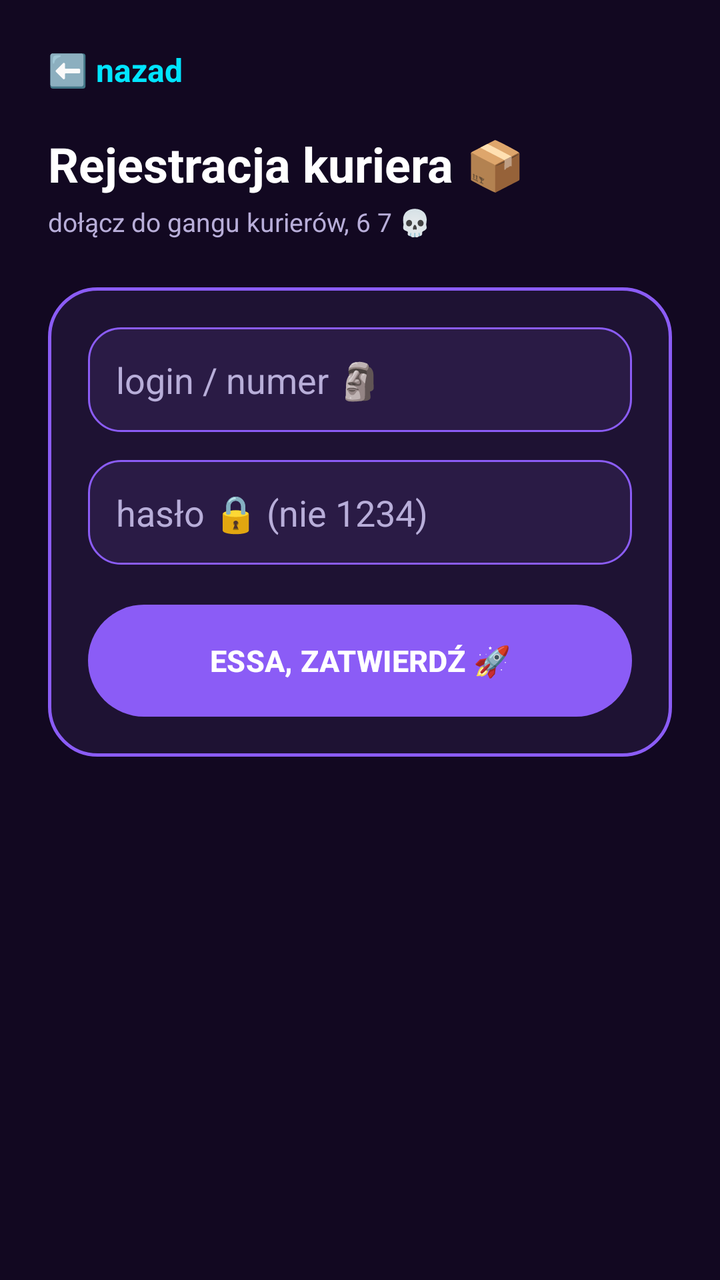
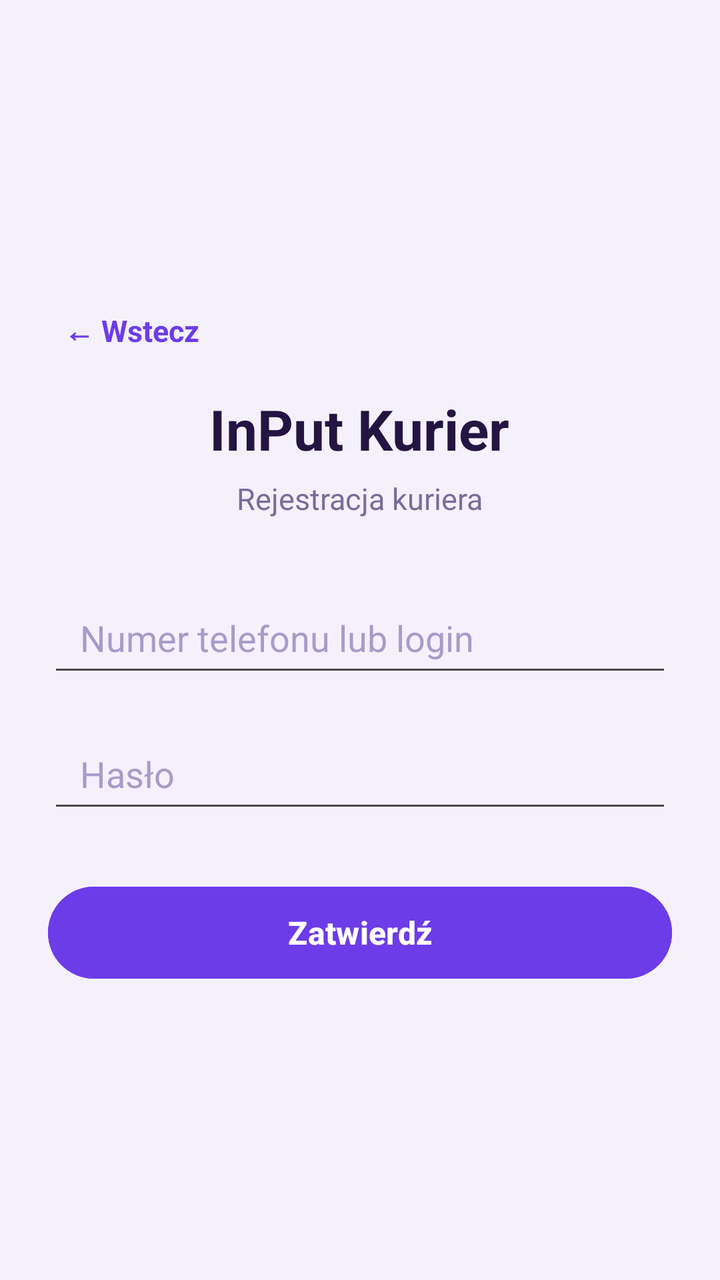

Before-and-after screenshots of an Android layout around one commit, followed by the original layout XML and the change that was made.
<!-- AndroidManifest.xml: application theme Theme.DemoEmptyActivity -->
<!-- res/layout/activity_register_courier.xml -->
<?xml version="1.0" encoding="utf-8"?>
<LinearLayout xmlns:android="http://schemas.android.com/apk/res/android"
        xmlns:tools="http://schemas.android.com/tools"
        android:id="@+id/main"
        android:layout_width="match_parent"
        android:layout_height="match_parent"
        android:orientation="vertical"
        android:background="@color/bg_dark"
        tools:context=".RegisterCourierActivity">

    <ScrollView
            android:layout_width="match_parent"
            android:layout_height="match_parent">

        <LinearLayout
                android:layout_width="match_parent"
                android:layout_height="wrap_content"
                android:orientation="vertical"
                android:padding="24dp">

            <TextView
                    android:id="@+id/btnBack"
                    android:layout_width="wrap_content"
                    android:layout_height="wrap_content"
                    android:text="⬅️ nazad"
                    android:textColor="@color/neon_cyan"
                    android:textSize="16sp"
                    android:textStyle="bold"
                    android:clickable="true"
                    android:focusable="true"
                    android:layout_marginBottom="20dp" />

            <TextView
                    android:id="@+id/tvTitle"
                    android:layout_width="wrap_content"
                    android:layout_height="wrap_content"
                    android:text="Rejestracja kuriera 📦"
                    android:textSize="24sp"
                    android:textStyle="bold"
                    android:textColor="@color/text_light"
                    android:layout_marginBottom="4dp" />

            <TextView
                    android:id="@+id/tvSubtitle"
                    android:layout_width="wrap_content"
                    android:layout_height="wrap_content"
                    android:text="dołącz do gangu kurierów, 6 7 💀"
                    android:textSize="13sp"
                    android:textColor="@color/text_muted_light"
                    android:layout_marginBottom="24dp" />

            <LinearLayout
                    android:layout_width="match_parent"
                    android:layout_height="wrap_content"
                    android:orientation="vertical"
                    android:background="@drawable/card_glow"
                    android:padding="20dp">

                <EditText
                        android:id="@+id/etLogin"
                        android:layout_width="match_parent"
                        android:layout_height="wrap_content"
                        android:hint="login / numer 🗿"
                        android:inputType="text"
                        android:background="@drawable/field_bg"
                        android:textColor="@color/text_light"
                        android:textColorHint="@color/text_muted_light"
                        android:padding="14dp"
                        android:layout_marginBottom="14dp" />

                <EditText
                        android:id="@+id/etPassword"
                        android:layout_width="match_parent"
                        android:layout_height="wrap_content"
                        android:hint="hasło 🔒 (nie 1234)"
                        android:inputType="textPassword"
                        android:background="@drawable/field_bg"
                        android:textColor="@color/text_light"
                        android:textColorHint="@color/text_muted_light"
                        android:padding="14dp"
                        android:layout_marginBottom="20dp" />

                <Button
                        android:id="@+id/btnSubmit"
                        android:layout_width="match_parent"
                        android:layout_height="56dp"
                        android:background="@drawable/gradient_button"
                        android:text="ESSA, ZATWIERDŹ 🚀"
                        android:textColor="@color/white"
                        android:textSize="15sp"
                        android:textStyle="bold"
                        android:textAllCaps="false" />

            </LinearLayout>

        </LinearLayout>
    </ScrollView>

</LinearLayout>
<!-- resources referenced by this layout -->
<resources>
  <color name="bg_dark">#120821</color>
  <color name="neon_cyan">#00E5FF</color>
  <color name="text_light">#FFFFFF</color>
  <color name="text_muted_light">#B8AED9</color>
  <color name="white">#FFFFFFFF</color>
  <!-- drawable card_glow (drawable) -->
  <shape xmlns:android="http://schemas.android.com/apk/res/android">
      <corners android:radius="24dp"/>
      <solid android:color="@color/surface_dark"/>
      <stroke android:width="1.5dp" android:color="@color/neon_purple"/>
  </shape>
  <!-- drawable field_bg (drawable) -->
  <shape xmlns:android="http://schemas.android.com/apk/res/android">
      <corners android:radius="16dp"/>
      <solid android:color="@color/field_dark"/>
      <stroke android:width="1dp" android:color="@color/neon_purple"/>
  </shape>
  <!-- drawable gradient_button (drawable) -->
  <shape xmlns:android="http://schemas.android.com/apk/res/android">
      <corners android:radius="28dp"/>
      <gradient
          android:type="linear"
          android:angle="0"
          android:startColor="@color/neon_pink"
          android:centerColor="@color/neon_purple"
          android:endColor="@color/neon_cyan"/>
  </shape>
  <style name="Theme.DemoEmptyActivity" parent="Base.Theme.DemoEmptyActivity" />
  <color name="surface_dark">#1E1233</color>
  <color name="neon_purple">#8B5CF6</color>
  <color name="field_dark">#2A1B45</color>
  <color name="neon_pink">#FF2DAF</color>
  <style name="Base.Theme.DemoEmptyActivity" parent="Theme.Material3.DayNight.NoActionBar">
          <item name="colorPrimary">@color/neon_purple</item>
          <item name="android:windowBackground">@color/bg_dark</item>
      </style>
</resources>

<!-- the commit's change to res/layout/activity_register_courier.xml (unified diff, before → after) -->
@@ -1,99 +1,81 @@
 <?xml version="1.0" encoding="utf-8"?>
-<LinearLayout xmlns:android="http://schemas.android.com/apk/res/android"
+<androidx.appcompat.widget.LinearLayoutCompat
+        xmlns:android="http://schemas.android.com/apk/res/android"
         xmlns:tools="http://schemas.android.com/tools"
         android:id="@+id/main"
         android:layout_width="match_parent"
         android:layout_height="match_parent"
         android:orientation="vertical"
-        android:background="@color/bg_dark"
+        android:gravity="center"
+        android:padding="24dp"
+        android:background="@color/purple_background"
         tools:context=".RegisterCourierActivity">
 
-    <ScrollView
+    <TextView
+            android:id="@+id/btnBack"
+            android:layout_width="wrap_content"
+            android:layout_height="wrap_content"
+            android:layout_gravity="start"
+            android:text="← Wstecz"
+            android:textColor="@color/purple_primary"
+            android:textSize="15sp"
+            android:textStyle="bold"
+            android:clickable="true"
+            android:focusable="true"
+            android:padding="8dp"
+            android:layout_marginBottom="12dp" />
+
+    <TextView
+            android:id="@+id/tvTitle"
+            android:layout_width="wrap_content"
+            android:layout_height="wrap_content"
+            android:text="InPut Kurier"
+            android:textSize="28sp"
+            android:textStyle="bold"
+            android:textColor="@color/text_dark"
+            android:layout_marginBottom="6dp" />
+
+    <TextView
+            android:id="@+id/tvSubtitle"
+            android:layout_width="wrap_content"
+            android:layout_height="wrap_content"
+            android:text="Rejestracja kuriera"
+            android:textSize="15sp"
+            android:textColor="@color/text_muted"
+            android:layout_marginBottom="32dp" />
+
+    <EditText
+            android:id="@+id/etLogin"
             android:layout_width="match_parent"
-            android:layout_height="match_parent">
+            android:layout_height="52dp"
+            android:hint="Numer telefonu lub login"
+            android:inputType="text"
+            android:paddingStart="16dp"
+            android:paddingEnd="16dp"
+            android:textColor="@color/text_dark"
+            android:textColorHint="@color/hint_muted"
+            android:layout_marginBottom="16dp" />
 
-        <LinearLayout
-                android:layout_width="match_parent"
-                android:layout_height="wrap_content"
-                android:orientation="vertical"
-                android:padding="24dp">
+    <EditText
+            android:id="@+id/etPassword"
+            android:layout_width="match_parent"
+            android:layout_height="52dp"
+            android:hint="Hasło"
+            android:inputType="textPassword"
+            android:paddingStart="16dp"
+            android:paddingEnd="16dp"
+            android:textColor="@color/text_dark"
+            android:textColorHint="@color/hint_muted"
+            android:layout_marginBottom="28dp" />
 
-            <TextView
-                    android:id="@+id/btnBack"
-                    android:layout_width="wrap_content"
-                    android:layout_height="wrap_content"
-                    android:text="⬅️ nazad"
-                    android:textColor="@color/neon_cyan"
-                    android:textSize="16sp"
-                    android:textStyle="bold"
-                    android:clickable="true"
-                    android:focusable="true"
-                    android:layout_marginBottom="20dp" />
+    <Button
+            android:id="@+id/btnSubmit"
+            android:layout_width="match_parent"
+            android:layout_height="54dp"
+            android:text="Zatwierdź"
+            android:textSize="16sp"
+            android:textStyle="bold"
+            android:textColor="@color/white"
+            android:backgroundTint="@color/purple_primary" />
 
-            <TextView
-                    android:id="@+id/tvTitle"
-                    android:layout_width="wrap_content"
-                    android:layout_height="wrap_content"
-                    android:text="Rejestracja kuriera 📦"
-                    android:textSize="24sp"
-                    android:textStyle="bold"
-                    android:textColor="@color/text_light"
-                    android:layout_marginBottom="4dp" />
-
-            <TextView
-                    android:id="@+id/tvSubtitle"
-                    android:layout_width="wrap_content"
-                    android:layout_height="wrap_content"
-                    android:text="dołącz do gangu kurierów, 6 7 💀"
-                    android:textSize="13sp"
-                    android:textColor="@color/text_muted_light"
-                    android:layout_marginBottom="24dp" />
-
-            <LinearLayout
-                    android:layout_width="match_parent"
-                    android:layout_height="wrap_content"
-                    android:orientation="vertical"
-                    android:background="@drawable/card_glow"
-                    android:padding="20dp">
-
-                <EditText
-                        android:id="@+id/etLogin"
-                        android:layout_width="match_parent"
-                        android:layout_height="wrap_content"
-                        android:hint="login / numer 🗿"
-                        android:inputType="text"
-                        android:background="@drawable/field_bg"
-                        android:textColor="@color/text_light"
-                        android:textColorHint="@color/text_muted_light"
-                        android:padding="14dp"
-                        android:layout_marginBottom="14dp" />
-
-                <EditText
-                        android:id="@+id/etPassword"
-                        android:layout_width="match_parent"
-                        android:layout_height="wrap_content"
-                        android:hint="hasło 🔒 (nie 1234)"
-                        android:inputType="textPassword"
-                        android:background="@drawable/field_bg"
-                        android:textColor="@color/text_light"
-                        android:textColorHint="@color/text_muted_light"
-                        android:padding="14dp"
-                        android:layout_marginBottom="20dp" />
-
-                <Button
-                        android:id="@+id/btnSubmit"
-                        android:layout_width="match_parent"
-                        android:layout_height="56dp"
-                        android:background="@drawable/gradient_button"
-                        android:text="ESSA, ZATWIERDŹ 🚀"
-                        android:textColor="@color/white"
-                        android:textSize="15sp"
-                        android:textStyle="bold"
-                        android:textAllCaps="false" />
-
-            </LinearLayout>
-
-        </LinearLayout>
-    </ScrollView>
-
-</LinearLayout>
+</androidx.appcompat.widget.LinearLayoutCompat>
<!-- resource entries referenced after the edit -->
@@ -1,40 +1,18 @@
 <!-- resources referenced by this layout -->
 <resources>
-  <color name="bg_dark">#120821</color>
-  <color name="neon_cyan">#00E5FF</color>
-  <color name="text_light">#FFFFFF</color>
-  <color name="text_muted_light">#B8AED9</color>
+  <color name="hint_muted">#A99BC9</color>
+  <color name="purple_background">#F5F1FC</color>
+  <color name="purple_primary">#6C3CE9</color>
+  <color name="text_dark">#241442</color>
+  <color name="text_muted">#7A6C99</color>
   <color name="white">#FFFFFFFF</color>
-  <!-- drawable card_glow (drawable) -->
-  <shape xmlns:android="http://schemas.android.com/apk/res/android">
-      <corners android:radius="24dp"/>
-      <solid android:color="@color/surface_dark"/>
-      <stroke android:width="1.5dp" android:color="@color/neon_purple"/>
-  </shape>
-  <!-- drawable field_bg (drawable) -->
-  <shape xmlns:android="http://schemas.android.com/apk/res/android">
-      <corners android:radius="16dp"/>
-      <solid android:color="@color/field_dark"/>
-      <stroke android:width="1dp" android:color="@color/neon_purple"/>
-  </shape>
-  <!-- drawable gradient_button (drawable) -->
-  <shape xmlns:android="http://schemas.android.com/apk/res/android">
-      <corners android:radius="28dp"/>
-      <gradient
-          android:type="linear"
-          android:angle="0"
-          android:startColor="@color/neon_pink"
-          android:centerColor="@color/neon_purple"
-          android:endColor="@color/neon_cyan"/>
-  </shape>
   <style name="Theme.DemoEmptyActivity" parent="Base.Theme.DemoEmptyActivity" />
-  <color name="surface_dark">#1E1233</color>
-  <color name="neon_purple">#8B5CF6</color>
-  <color name="field_dark">#2A1B45</color>
-  <color name="neon_pink">#FF2DAF</color>
   <style name="Base.Theme.DemoEmptyActivity" parent="Theme.Material3.DayNight.NoActionBar">
-          <item name="colorPrimary">@color/neon_purple</item>
-          <item name="android:windowBackground">@color/bg_dark</item>
+          <item name="colorPrimary">@color/purple_primary</item>
+          <item name="colorPrimaryDark">@color/purple_primary_dark</item>
+          <item name="colorOnPrimary">@color/white</item>
+          <item name="android:windowBackground">@color/purple_background</item>
       </style>
+  <color name="purple_primary_dark">#4B2AAE</color>
 </resources>
 
